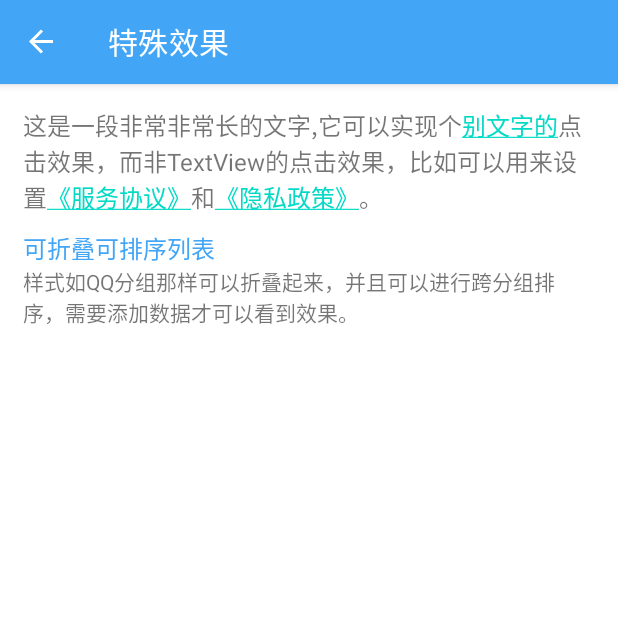
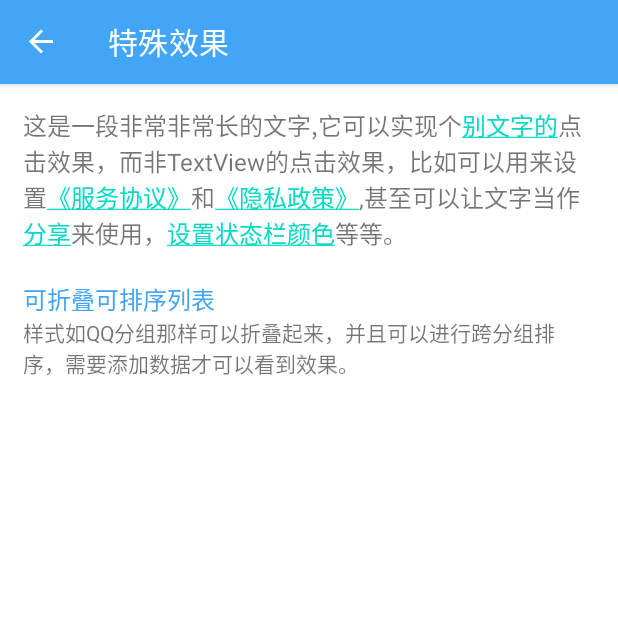
Before and after one commit to MissLavenir/InterstingDemo, an Android app: the SomeSpecialEffects screen opened through its navigation route, on a phone screen of 412 x 824 dp, the top half of it. Run offline under Robolectric (Android 15) with nearby library versions, the phone set to English and light mode, and no system bars; our stand-ins replace navigation-ui.

Commit message:
分享系统效果，设置状态栏颜色

```diff
--- a/app/src/main/java/com/example/interestingdemo/CalculateFragment.kt
+++ b/app/src/main/java/com/example/interestingdemo/CalculateFragment.kt
@@ -12,7 +12,6 @@ import androidx.lifecycle.Observer
 import androidx.navigation.fragment.findNavController
 import com.example.interestingdemo.extensions.dp2px
 import com.example.interestingdemo.extensions.systemMediumAnimTime
-import com.example.interestingdemo.extensions.systemShortAnimTime
 import com.example.interestingdemo.extensions.toast
 import kotlinx.android.synthetic.main.dialog_sure_btn.view.*
 import kotlinx.android.synthetic.main.fragment_calculate.*
--- a/app/src/main/java/com/example/interestingdemo/CitySelect.kt
+++ b/app/src/main/java/com/example/interestingdemo/CitySelect.kt
@@ -3,7 +3,6 @@ package com.example.interestingdemo
 import android.annotation.SuppressLint
 import android.app.AlertDialog
 import android.os.Bundle
-import android.text.Layout
 import androidx.fragment.app.Fragment
 import android.view.LayoutInflater
 import android.view.View
--- a/app/src/main/java/com/example/interestingdemo/SomeSpecialEffects.kt
+++ b/app/src/main/java/com/example/interestingdemo/SomeSpecialEffects.kt
@@ -1,6 +1,7 @@
 package com.example.interestingdemo
 
 import android.app.AlertDialog
+import android.graphics.Color
 import android.os.Bundle
 import androidx.fragment.app.Fragment
 import android.view.LayoutInflater
@@ -8,6 +9,8 @@ import android.view.View
 import android.view.ViewGroup
 import androidx.navigation.findNavController
 import com.example.interestingdemo.extensions.makeTextClick
+import com.example.interestingdemo.extensions.setStatusBarColor
+import com.example.interestingdemo.extensions.shareTextContent
 import com.example.interestingdemo.extensions.toast
 import kotlinx.android.synthetic.main.dialog_sure_btn.view.*
 import kotlinx.android.synthetic.main.fragment_some_special_effects.*
@@ -53,6 +56,16 @@ class SomeSpecialEffects : Fragment() {
                 override fun onClick(p0: View?) {
                     toast("仅仅代表可以从任意地方设置点击。")
                 }
+            }),
+            Pair("分享", object : View.OnClickListener{
+                override fun onClick(p0: View?) {
+                    activity?.shareTextContent("分享这段文字内容")
+                }
+            }),
+            Pair("设置状态栏颜色", object : View.OnClickListener{
+                override fun onClick(p0: View?) {
+                    activity?.setStatusBarColor(Color.parseColor("#ef5350"))
+                }
             })
         )
 
--- a/app/src/main/java/com/example/interestingdemo/extensions/Activity.kt
+++ b/app/src/main/java/com/example/interestingdemo/extensions/Activity.kt
@@ -38,7 +38,7 @@ fun Activity.secureDisplay(enable: Boolean = true){
  * 设置状态栏的颜色
  * 如果是Android LOLLIPOP以下，则没有效果
  *
- * @param color 色彩int值，非资源id
+ * @param color 色彩int值，非资源id，可用Color.parseColor("#ef5350")得到Int值
  */
 fun Activity.setStatusBarColor(@ColorInt color : Int){
     if (Build.VERSION.SDK_INT >= Build.VERSION_CODES.LOLLIPOP){
--- a/app/src/main/java/com/example/interestingdemo/extensions/View.kt
+++ b/app/src/main/java/com/example/interestingdemo/extensions/View.kt
@@ -29,6 +29,7 @@ fun View.hitTest(x: Int, y: Int): Boolean {
  * 通过setOnTouchListener实现，并且不会阻塞其逻辑运行，因为要确保波纹动画的进行
  * 因此使用时切记不要再对View设置普通的onClickListener和setOnLongClickListener以及setOnTouchListener
  */
+@SuppressLint("ClickableViewAccessibility")
 fun View.setRealTimeClickListener(onclickListener: View.OnClickListener){
     setOnTouchListener { _, event ->
         if (event.action == MotionEvent.ACTION_DOWN){
--- a/app/src/main/res/layout/fragment_some_special_effects.xml
+++ b/app/src/main/res/layout/fragment_some_special_effects.xml
@@ -12,7 +12,7 @@
         android:id="@+id/longTextView"
         android:layout_width="match_parent"
         android:layout_height="wrap_content"
-        android:text="这是一段非常非常长的文字,它可以实现个别文字的点击效果，而非TextView的点击效果，比如可以用来设置《服务协议》和《隐私政策》。"
+        android:text="这是一段非常非常长的文字,它可以实现个别文字的点击效果，而非TextView的点击效果，比如可以用来设置《服务协议》和《隐私政策》,甚至可以让文字当作分享来使用，设置状态栏颜色等等。"
         android:textSize="16sp"
         />
 
@@ -21,7 +21,7 @@
         android:layout_width="match_parent"
         android:layout_height="wrap_content"
         android:orientation="vertical"
-        android:layout_marginTop="10dp"
+        android:layout_marginTop="20dp"
         >
 
         <androidx.appcompat.widget.AppCompatTextView
```
